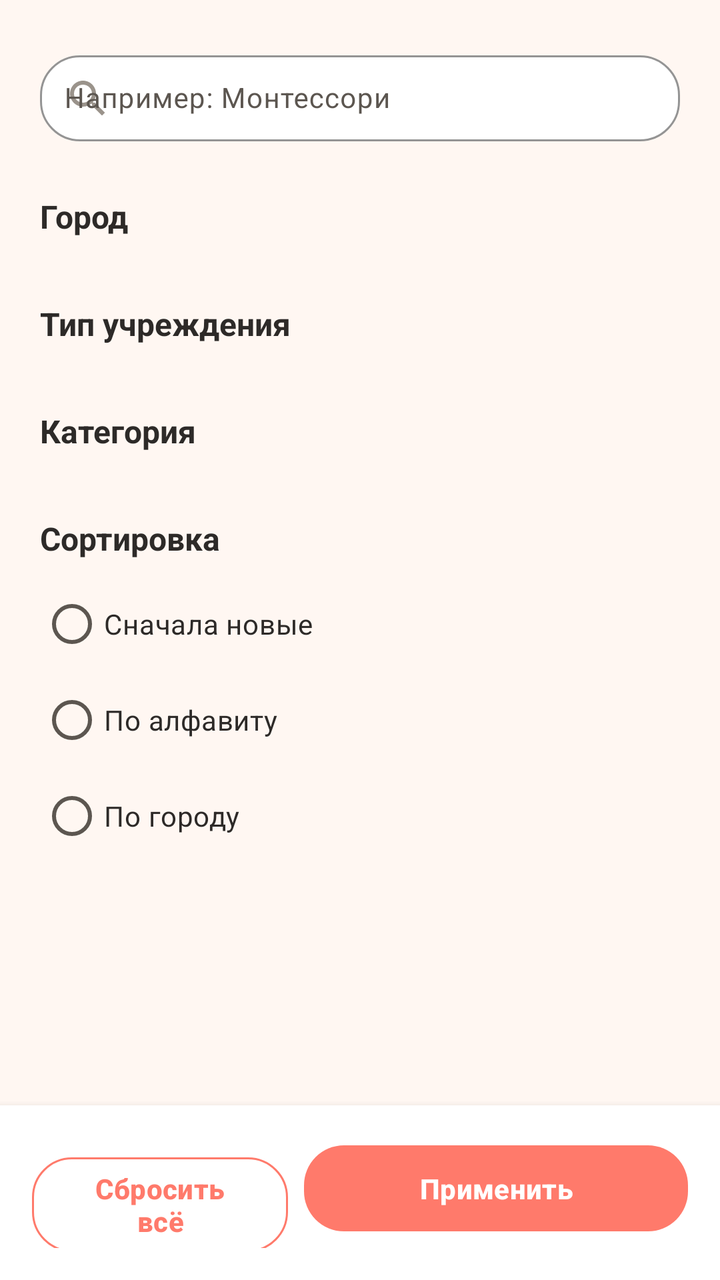
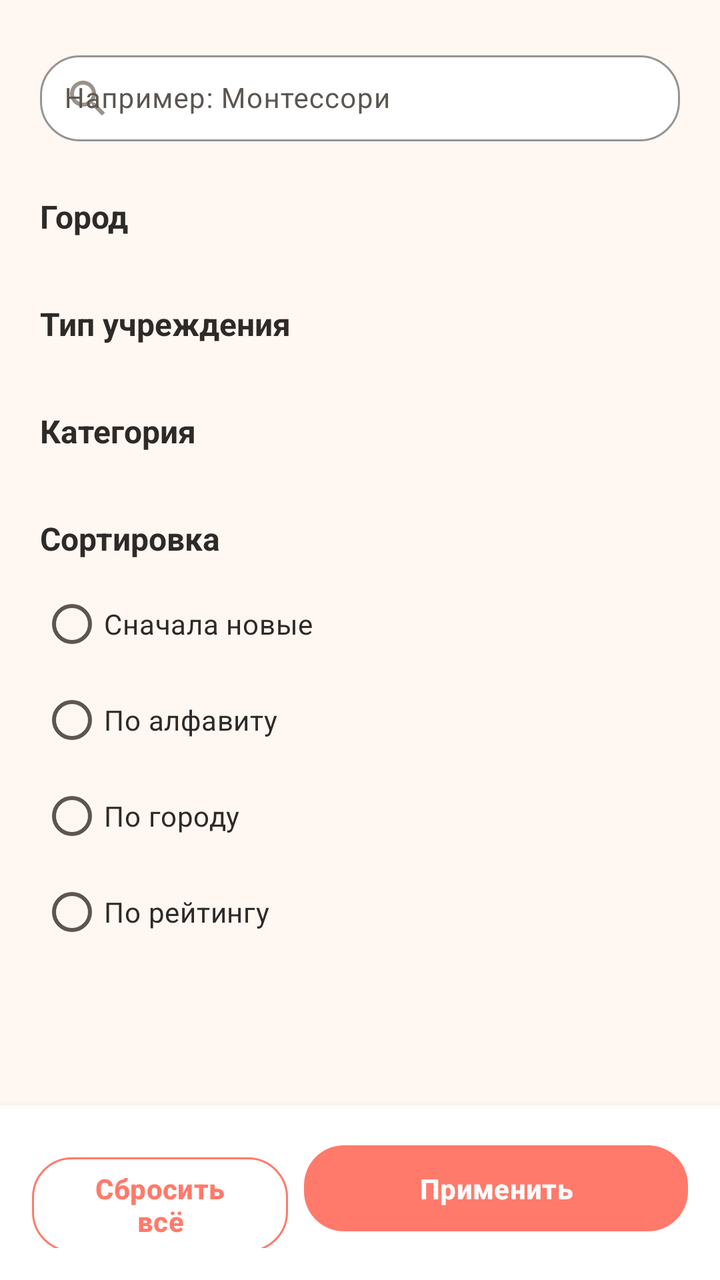

The first picture is an Android layout as it rendered before a commit; the second is the same layout after the commit. The layout source and the unified diff follow.
<!-- AndroidManifest.xml: application theme Theme.Mamsad -->
<!-- res/layout/fragment_filters.xml -->
<?xml version="1.0" encoding="utf-8"?>
<LinearLayout xmlns:android="http://schemas.android.com/apk/res/android"
    xmlns:app="http://schemas.android.com/apk/res-auto"
    android:layout_width="match_parent"
    android:layout_height="match_parent"
    android:orientation="vertical"
    android:background="@color/mamsad_cream">

    <androidx.core.widget.NestedScrollView
        android:layout_width="match_parent"
        android:layout_height="0dp"
        android:layout_weight="1"
        android:scrollbars="none">

        <LinearLayout
            android:layout_width="match_parent"
            android:layout_height="wrap_content"
            android:orientation="vertical"
            android:padding="20dp">

            
            <com.google.android.material.textfield.TextInputLayout
                style="@style/Widget.Material3.TextInputLayout.OutlinedBox"
                android:layout_width="match_parent"
                android:layout_height="wrap_content"
                android:hint="@string/filters_search_hint"
                app:boxStrokeColor="@color/mamsad_coral"
                app:boxBackgroundColor="@color/mamsad_white"
                app:boxCornerRadiusBottomEnd="20dp"
                app:boxCornerRadiusBottomStart="20dp"
                app:boxCornerRadiusTopEnd="20dp"
                app:boxCornerRadiusTopStart="20dp"
                app:startIconDrawable="@drawable/ic_search"
                app:startIconTint="@color/mamsad_ink_mute">

                <com.google.android.material.textfield.TextInputEditText
                    android:id="@+id/et_search_name"
                    android:layout_width="match_parent"
                    android:layout_height="wrap_content"
                    android:inputType="text"
                    android:maxLines="1"
                    android:textColor="@color/mamsad_ink"
                    android:textSize="14sp"
                    android:padding="12dp" />
            </com.google.android.material.textfield.TextInputLayout>

            
            <TextView
                android:layout_width="wrap_content"
                android:layout_height="wrap_content"
                android:layout_marginTop="24dp"
                android:text="@string/filters_section_city"
                android:textColor="@color/mamsad_ink"
                android:textSize="16sp"
                android:textStyle="bold" />

            <com.google.android.material.chip.ChipGroup
                android:id="@+id/chips_city"
                android:layout_width="match_parent"
                android:layout_height="wrap_content"
                android:layout_marginTop="8dp"
                app:singleSelection="true" />

            
            <TextView
                android:layout_width="wrap_content"
                android:layout_height="wrap_content"
                android:layout_marginTop="24dp"
                android:text="@string/filters_section_type"
                android:textColor="@color/mamsad_ink"
                android:textSize="16sp"
                android:textStyle="bold" />

            <com.google.android.material.chip.ChipGroup
                android:id="@+id/chips_type"
                android:layout_width="match_parent"
                android:layout_height="wrap_content"
                android:layout_marginTop="8dp"
                app:singleSelection="true" />

            
            <TextView
                android:layout_width="wrap_content"
                android:layout_height="wrap_content"
                android:layout_marginTop="24dp"
                android:text="@string/filters_section_category"
                android:textColor="@color/mamsad_ink"
                android:textSize="16sp"
                android:textStyle="bold" />

            <com.google.android.material.chip.ChipGroup
                android:id="@+id/chips_category"
                android:layout_width="match_parent"
                android:layout_height="wrap_content"
                android:layout_marginTop="8dp" />

            
            <TextView
                android:layout_width="wrap_content"
                android:layout_height="wrap_content"
                android:layout_marginTop="24dp"
                android:text="@string/filters_section_sort"
                android:textColor="@color/mamsad_ink"
                android:textSize="16sp"
                android:textStyle="bold" />

            <RadioGroup
                android:id="@+id/rg_sort"
                android:layout_width="match_parent"
                android:layout_height="wrap_content"
                android:layout_marginTop="8dp">

                <RadioButton
                    android:id="@+id/rb_sort_new"
                    android:layout_width="match_parent"
                    android:layout_height="wrap_content"
                    android:text="@string/filters_sort_new"
                    android:textColor="@color/mamsad_ink"
                    android:paddingVertical="6dp"
                    android:buttonTint="@color/mamsad_coral" />

                <RadioButton
                    android:id="@+id/rb_sort_alpha"
                    android:layout_width="match_parent"
                    android:layout_height="wrap_content"
                    android:text="@string/filters_sort_alpha"
                    android:textColor="@color/mamsad_ink"
                    android:paddingVertical="6dp"
                    android:buttonTint="@color/mamsad_coral" />

                <RadioButton
                    android:id="@+id/rb_sort_city"
                    android:layout_width="match_parent"
                    android:layout_height="wrap_content"
                    android:text="@string/filters_sort_city"
                    android:textColor="@color/mamsad_ink"
                    android:paddingVertical="6dp"
                    android:buttonTint="@color/mamsad_coral" />
            </RadioGroup>

            <View
                android:layout_width="match_parent"
                android:layout_height="20dp" />
        </LinearLayout>
    </androidx.core.widget.NestedScrollView>

    
    <LinearLayout
        android:layout_width="match_parent"
        android:layout_height="wrap_content"
        android:orientation="horizontal"
        android:padding="16dp"
        android:background="@color/mamsad_white"
        android:elevation="6dp">

        <com.google.android.material.button.MaterialButton
            android:id="@+id/btn_reset"
            style="@style/Widget.Mamsad.Button.Secondary"
            android:layout_width="0dp"
            android:layout_height="wrap_content"
            android:layout_weight="1"
            android:text="@string/filters_btn_reset" />

        <com.google.android.material.button.MaterialButton
            android:id="@+id/btn_apply"
            style="@style/Widget.Mamsad.Button.Primary"
            android:layout_width="0dp"
            android:layout_height="wrap_content"
            android:layout_weight="1.5"
            android:layout_marginStart="8dp"
            android:text="@string/filters_btn_apply" />
    </LinearLayout>
</LinearLayout>
<!-- resources referenced by this layout -->
<resources>
  <color name="mamsad_coral">#FF7A6B</color>
  <color name="mamsad_cream">#FFF7F2</color>
  <color name="mamsad_ink">#2D2A28</color>
  <color name="mamsad_ink_mute">#9A938B</color>
  <color name="mamsad_white">#FFFFFF</color>
  <!-- drawable ic_search (drawable) -->
  <vector xmlns:android="http://schemas.android.com/apk/res/android"
      android:width="24dp"
      android:height="24dp"
      android:viewportWidth="24"
      android:viewportHeight="24">
      <path
          android:fillColor="#5C5650"
          android:pathData="M15.5,14h-0.79l-0.28,-0.27C15.41,12.59 16,11.11 16,9.5 16,5.91 13.09,3 9.5,3S3,5.91 3,9.5 5.91,16 9.5,16c1.61,0 3.09,-0.59 4.23,-1.57l0.27,0.28v0.79l5,5L20.49,19l-5,-5zM9.5,14C7.01,14 5,11.99 5,9.5S7.01,5 9.5,5 14,7.01 14,9.5 11.99,14 9.5,14z" />
  </vector>
  <string name="filters_btn_apply">Применить</string>
  <string name="filters_btn_reset">Сбросить всё</string>
  <string name="filters_search_hint">Например: Монтессори</string>
  <string name="filters_section_category">Категория</string>
  <string name="filters_section_city">Город</string>
  <string name="filters_section_sort">Сортировка</string>
  <string name="filters_section_type">Тип учреждения</string>
  <string name="filters_sort_alpha">По алфавиту</string>
  <string name="filters_sort_city">По городу</string>
  <string name="filters_sort_new">Сначала новые</string>
  <style name="Widget.Mamsad.Button.Primary" parent="Widget.Material3.Button">
          <item name="cornerRadius">20dp</item>
          <item name="android:textAllCaps">false</item>
          <item name="android:textStyle">bold</item>
          <item name="android:paddingTop">12dp</item>
          <item name="android:paddingBottom">12dp</item>
          <item name="backgroundTint">@color/mamsad_coral</item>
      </style>
  <style name="Widget.Mamsad.Button.Secondary" parent="Widget.Material3.Button.OutlinedButton">
          <item name="cornerRadius">20dp</item>
          <item name="android:textAllCaps">false</item>
          <item name="android:textStyle">bold</item>
          <item name="strokeColor">@color/mamsad_coral</item>
          <item name="android:textColor">@color/mamsad_coral</item>
      </style>
  <color name="mamsad_coral_light">#FFB4A7</color>
  <color name="mamsad_coral_dark">#E85A4A</color>
  <color name="mamsad_sage">#7FB069</color>
  <color name="mamsad_sage_light">#B7D89C</color>
  <color name="mamsad_sage_dark">#5C8748</color>
  <color name="mamsad_sun">#FFC857</color>
  <color name="mamsad_cream_dark">#F4E7DC</color>
  <color name="mamsad_ink_soft">#5C5650</color>
  <color name="mamsad_divider">#EDE3D9</color>
  <!-- unchanged entries left out for length: 1 -->
</resources>

<!-- the commit's change to res/layout/fragment_filters.xml (unified diff, before → after) -->
@@ -136,6 +136,15 @@
                     android:textColor="@color/mamsad_ink"
                     android:paddingVertical="6dp"
                     android:buttonTint="@color/mamsad_coral" />
+
+                <RadioButton
+                    android:id="@+id/rb_sort_rating"
+                    android:layout_width="match_parent"
+                    android:layout_height="wrap_content"
+                    android:text="@string/filters_sort_rating"
+                    android:textColor="@color/mamsad_ink"
+                    android:paddingVertical="6dp"
+                    android:buttonTint="@color/mamsad_coral" />
             </RadioGroup>
 
             <View
<!-- resource entries referenced after the edit -->
@@ -25,6 +25,7 @@
   <string name="filters_sort_alpha">По алфавиту</string>
   <string name="filters_sort_city">По городу</string>
   <string name="filters_sort_new">Сначала новые</string>
+  <string name="filters_sort_rating">По рейтингу</string>
   <style name="Widget.Mamsad.Button.Primary" parent="Widget.Material3.Button">
           <item name="cornerRadius">20dp</item>
           <item name="android:textAllCaps">false</item>
